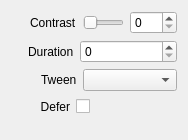
Old version of the form src/Widgets/Inspector/InspectorContrastWidget.ui in the repository CasparCG/client.
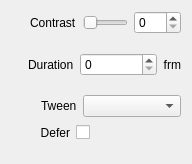
New version of the form.

Commit message: Added description text to duration properties in the inspector panel.

```diff
--- a/src/Widgets/Inspector/InspectorContrastWidget.ui
+++ b/src/Widgets/Inspector/InspectorContrastWidget.ui
@@ -6,8 +6,8 @@
    <rect>
     <x>0</x>
     <y>0</y>
-    <width>188</width>
-    <height>140</height>
+    <width>192</width>
+    <height>164</height>
    </rect>
   </property>
   <property name="sizePolicy">
@@ -102,6 +102,16 @@
        </property>
       </widget>
      </item>
+     <item>
+      <widget class="QLabel" name="labelFrm1">
+       <property name="text">
+        <string>frm</string>
+       </property>
+       <property name="alignment">
+        <set>Qt::AlignRight|Qt::AlignTrailing|Qt::AlignVCenter</set>
+       </property>
+      </widget>
+     </item>
     </layout>
    </item>
    <item>
```
The commit also changes 14 other files.
